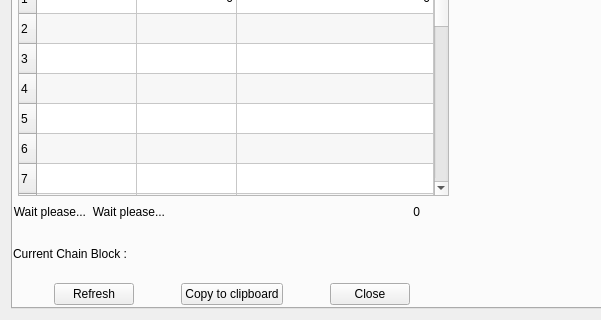
First picture: the form in src/qt/forms/rpcconsole.ui, repository duality-solutions/Sequence, before the edit; both pictures show x 0 to 601 and y 269 to 589 of the 769 by 589 pixel window.
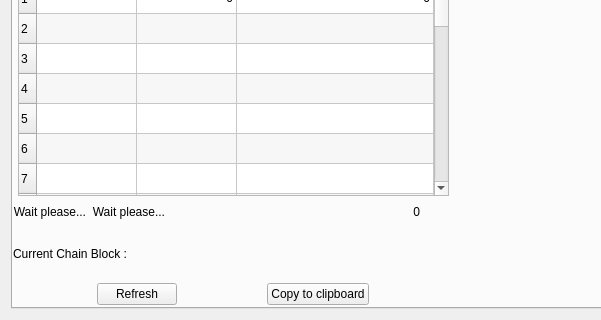
Second picture: the form after the edit. Icons and pictures are not drawn. Custom widgets are drawn as their Qt base class.

Commit message: Remove close button from Stake Report

What changed in the file:
```diff
--- a/src/qt/forms/rpcconsole.ui
+++ b/src/qt/forms/rpcconsole.ui
@@ -433,7 +433,7 @@
          <height>32</height>
         </rect>
        </property>
-       <layout class="QHBoxLayout" name="horizontalLayout_6" stretch="1,2,1">
+       <layout class="QHBoxLayout" name="horizontalLayout_6" stretch="1,2">
         <property name="sizeConstraint">
          <enum>QLayout::SetDefaultConstraint</enum>
         </property>
@@ -475,28 +475,6 @@
           </property>
          </widget>
         </item>
-        <item>
-         <widget class="QDialogButtonBox" name="buttonBox">
-          <property name="sizePolicy">
-           <sizepolicy hsizetype="Maximum" vsizetype="Fixed">
-            <horstretch>0</horstretch>
-            <verstretch>0</verstretch>
-           </sizepolicy>
-          </property>
-          <property name="toolTip">
-           <string>Close the dialog</string>
-          </property>
-          <property name="orientation">
-           <enum>Qt::Horizontal</enum>
-          </property>
-          <property name="standardButtons">
-           <set>QDialogButtonBox::Close</set>
-          </property>
-          <property name="centerButtons">
-           <bool>true</bool>
-          </property>
-         </widget>
-        </item>
        </layout>
       </widget>
       <widget class="Line" name="line_3">
```
